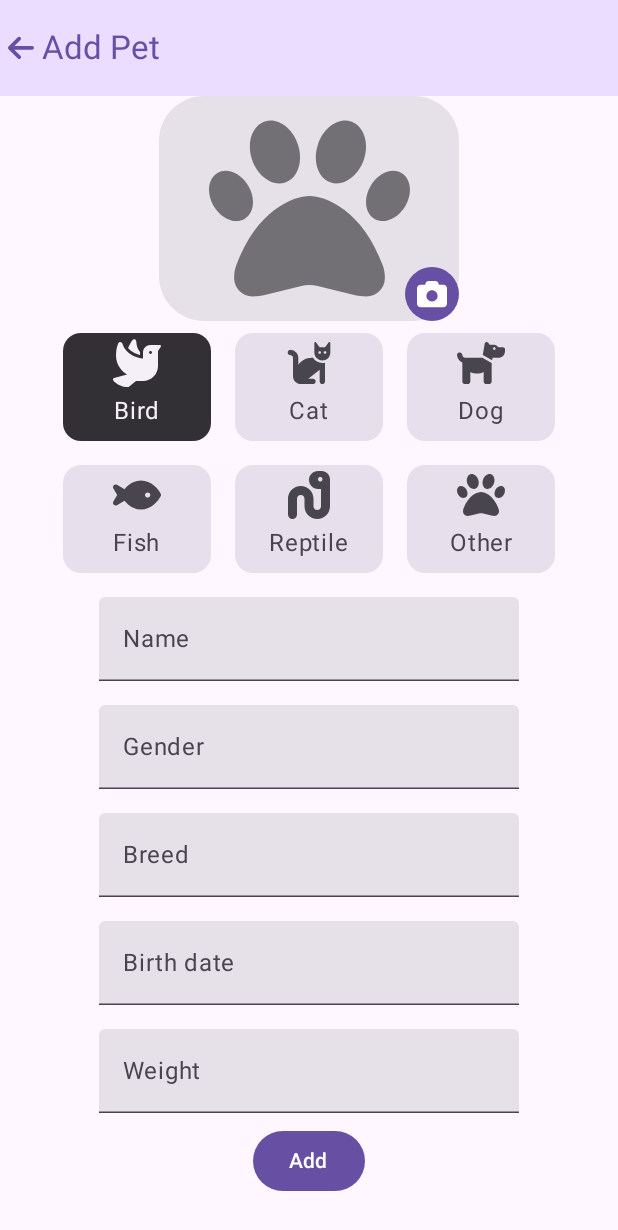
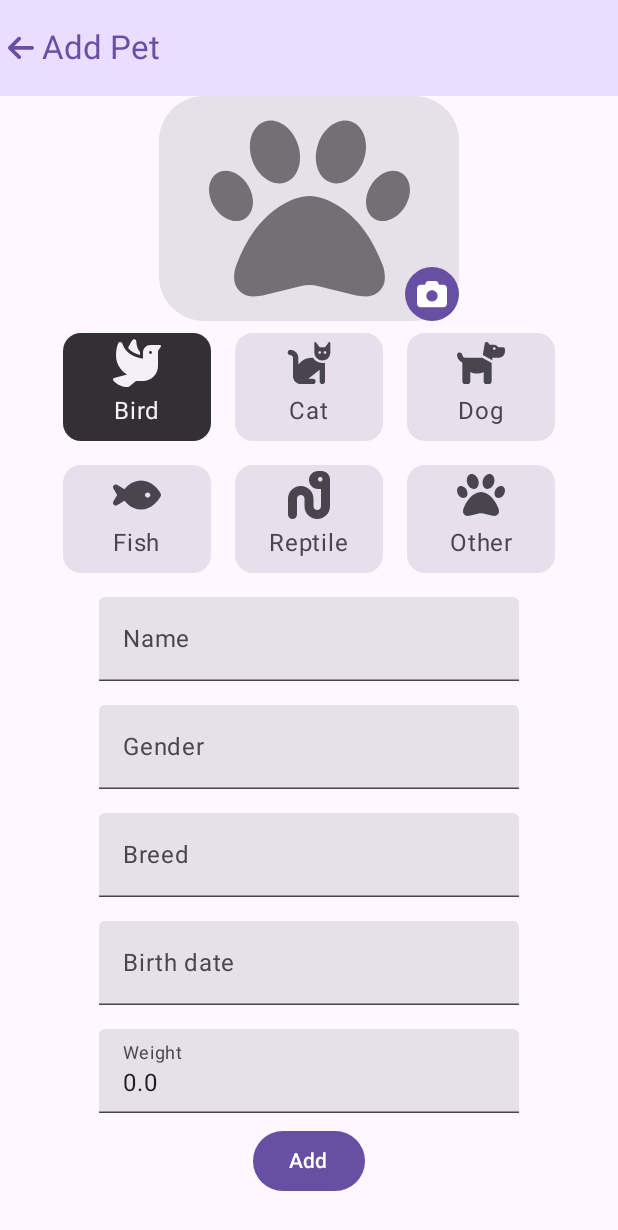
Before and after one commit to vitorfg8/PetTracks, an Android app built with Jetpack Compose: the @Preview function ProfileCreationPreview, on a phone screen of 412 x 824 dp. Shown: the top 1230 px of the screen. Run offline under Robolectric (Android 15) with nearby library versions, the phone set to English and light mode, and no system bars.

Commit message:
oupdate text fields

```diff
--- a/app/src/main/java/com/gtihub/vitorfg8/pettracks/ProfileCreationScreen.kt
+++ b/app/src/main/java/com/gtihub/vitorfg8/pettracks/ProfileCreationScreen.kt
@@ -10,6 +10,7 @@ import androidx.compose.foundation.layout.size
 import androidx.compose.foundation.lazy.grid.GridCells
 import androidx.compose.foundation.lazy.grid.LazyVerticalGrid
 import androidx.compose.foundation.lazy.grid.items
+import androidx.compose.foundation.text.KeyboardOptions
 import androidx.compose.material3.BottomSheetDefaults
 import androidx.compose.material3.Button
 import androidx.compose.material3.Card
@@ -27,6 +28,7 @@ import androidx.compose.material3.TopAppBarDefaults.topAppBarColors
 import androidx.compose.material3.rememberModalBottomSheetState
 import androidx.compose.runtime.Composable
 import androidx.compose.runtime.getValue
+import androidx.compose.runtime.mutableFloatStateOf
 import androidx.compose.runtime.mutableStateOf
 import androidx.compose.runtime.remember
 import androidx.compose.runtime.setValue
@@ -35,6 +37,8 @@ import androidx.compose.ui.Modifier
 import androidx.compose.ui.graphics.painter.Painter
 import androidx.compose.ui.res.painterResource
 import androidx.compose.ui.res.stringResource
+import androidx.compose.ui.text.input.KeyboardCapitalization
+import androidx.compose.ui.text.input.KeyboardType
 import androidx.compose.ui.tooling.preview.Preview
 import androidx.compose.ui.unit.dp
 import com.gtihub.vitorfg8.pettracks.ui.theme.PetTracksTheme
@@ -88,35 +92,57 @@ fun ProfileCreationScreen(
                 onUpdate = {}
             )
             TypeSelector()
+
+            var name by remember { mutableStateOf("") }
             TextField(
                 modifier = Modifier.padding(8.dp),
-                value = "",
-                onValueChange = { },
-                label = { Text(stringResource(R.string.name)) }
+                value = name,
+                onValueChange = { name = it },
+                label = { Text(stringResource(R.string.name)) },
+                keyboardOptions = KeyboardOptions(capitalization = KeyboardCapitalization.Words)
             )
+
+            var gender by remember { mutableStateOf("") }
             TextField(
                 modifier = Modifier.padding(8.dp),
-                value = "",
-                onValueChange = { },
+                value = gender,
+                onValueChange = { gender = it },
                 label = { Text(stringResource(R.string.gender)) }
             )
+
+            var breed by remember {
+                mutableStateOf("")
+            }
             TextField(
                 modifier = Modifier.padding(8.dp),
-                value = "",
-                onValueChange = { },
-                label = { Text(stringResource(R.string.breed)) }
+                value = breed,
+                onValueChange = { breed = it },
+                label = { Text(stringResource(R.string.breed)) },
+                keyboardOptions = KeyboardOptions(capitalization = KeyboardCapitalization.Words)
             )
+            var birthDate by remember {
+                mutableStateOf("")
+            }
+
             TextField(
                 modifier = Modifier.padding(8.dp),
-                value = "",
-                onValueChange = { },
-                label = { Text(stringResource(R.string.birth_date)) }
+                value = birthDate,
+                onValueChange = { birthDate = it },
+                label = { Text(stringResource(R.string.birth_date)) },
+                keyboardOptions = KeyboardOptions(keyboardType = KeyboardType.Number)
+
             )
+
+            var weight by remember {
+                mutableFloatStateOf(0.0f)
+            }
+
             TextField(
                 modifier = Modifier.padding(8.dp),
-                value = "",
-                onValueChange = { },
-                label = { Text(stringResource(R.string.weight)) }
+                value = weight.toString(),
+                onValueChange = { weight = it.toFloat() },
+                label = { Text(stringResource(R.string.weight)) },
+                keyboardOptions = KeyboardOptions(keyboardType = KeyboardType.Decimal)
             )
 
             Button(onClick = { onAddPressed() }) {
@@ -203,51 +229,6 @@ fun TypeItem(name: String, painter: Painter, isSelected: Boolean = false, onClic
     }
 }
 
-
-/*@Composable
-fun TypeSelector() {
-    val types = listOf(
-        AnimalType("Bird", painterResource(id = R.drawable.bird_solid),true),
-        AnimalType("Cat", painterResource(id = R.drawable.cat_solid),false),
-        AnimalType("Dog", painterResource(id = R.drawable.dog_solid),false),
-        AnimalType("Fish", painterResource(id = R.drawable.fish_solid),false),
-        AnimalType("Reptile", painterResource(id = R.drawable.reptile_solid),false),
-        AnimalType("Other", painterResource(id = R.drawable.paw_solid),false),
-    )
-    LazyVerticalGrid(
-        columns = GridCells.Fixed(3)
-    ) {
-        items(types) {
-            TypeItem(name = it.name, painter = it.painter,it.isSelected)
-        }
-    }
-}
-
-@Composable
-fun TypeItem(name:String,painter: Painter,isSelected:Boolean = false) {
-        Card(
-            colors = if (isSelected){
-                CardDefaults.cardColors(
-                    containerColor = MaterialTheme.colorScheme.inverseSurface,
-                )
-            }else{
-                CardDefaults.cardColors(
-                    containerColor = MaterialTheme.colorScheme.surfaceVariant,
-                )
-            }
-        ) {
-            Column(modifier = Modifier
-                .padding(8.dp)
-                .size(72.dp),
-                horizontalAlignment = Alignment.CenterHorizontally) {
-                IconButton(onClick = {  }) {
-                    Icon(painter = painter, contentDescription = name,Modifier.padding(4.dp))
-                }
-                Text(text = name)
-            }
-        }
-}*/
-
 @Composable
 fun BottomSheetItem(
     icon: Painter,
```
